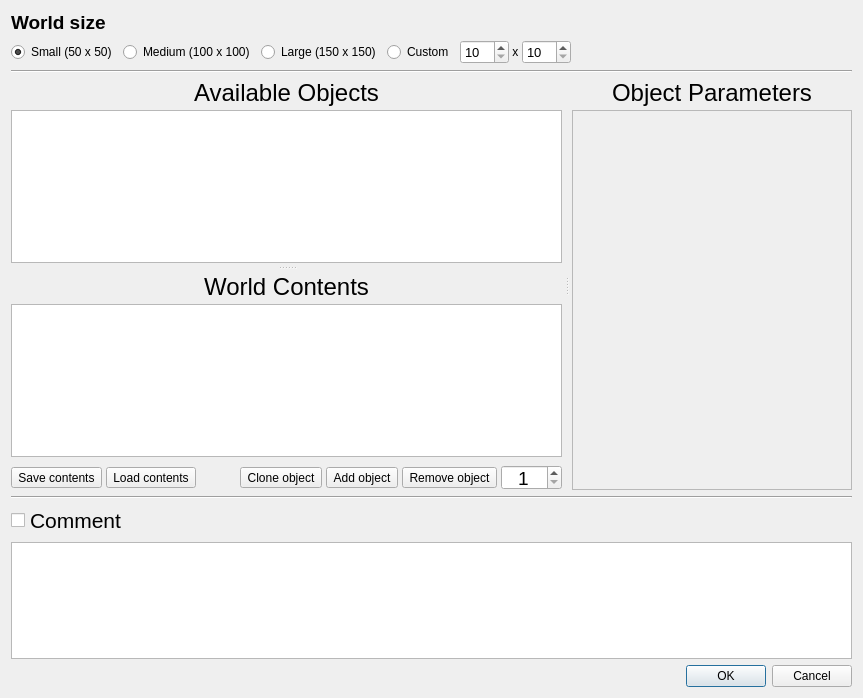
First picture: the form in gui/newworld.ui, repository taliesinb/floatworld, before the edit.
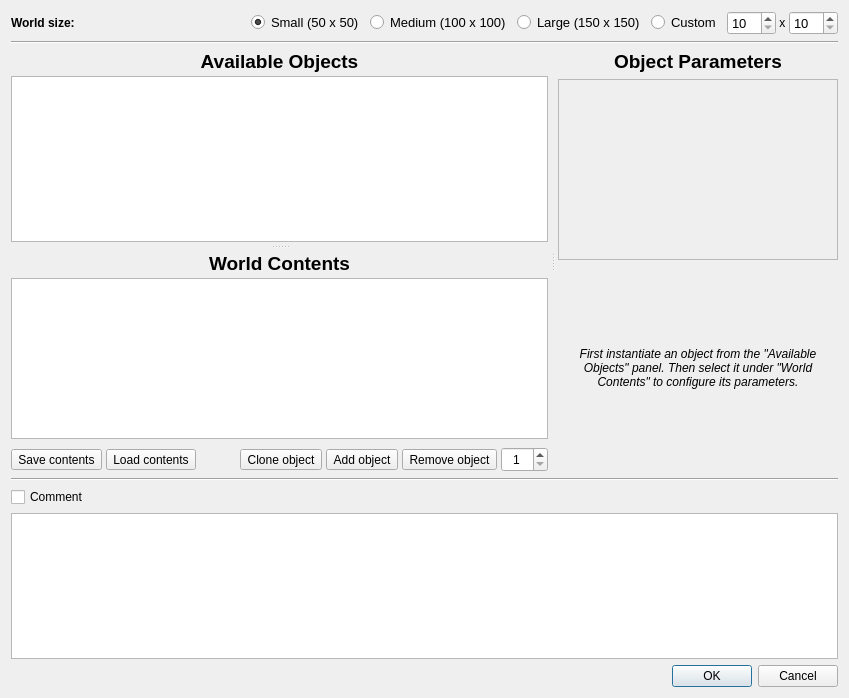
Second picture: the form after the edit. Icons and pictures are not drawn.

The edit to the form file:
```diff
--- a/gui/newworld.ui
+++ b/gui/newworld.ui
@@ -19,10 +19,12 @@
   <property name="windowTitle">
    <string>New floatworld</string>
   </property>
-  <layout class="QGridLayout" name="gridLayout">
-   <item row="0" column="0">
+  <layout class="QVBoxLayout" name="verticalLayout_4">
+   <item>
     <layout class="QVBoxLayout" name="verticalLayout_2">
      <item>
+      <layout class="QHBoxLayout" name="horizontalLayout_7">
+       <item>
       <widget class="QLabel" name="label">
        <property name="sizePolicy">
         <sizepolicy hsizetype="Maximum" vsizetype="Maximum">
@@ -32,13 +34,12 @@
        </property>
        <property name="font">
         <font>
-         <pointsize>14</pointsize>
          <weight>75</weight>
          <bold>true</bold>
         </font>
        </property>
        <property name="text">
-        <string>World size</string>
+          <string>World size:</string>
        </property>
        <property name="textFormat">
         <enum>Qt::PlainText</enum>
@@ -46,9 +47,25 @@
       </widget>
      </item>
      <item>
-      <layout class="QHBoxLayout" name="horizontalLayout_7">
+        <spacer name="horizontalSpacer_2">
+         <property name="orientation">
+          <enum>Qt::Horizontal</enum>
+         </property>
+         <property name="sizeHint" stdset="0">
+          <size>
+           <width>40</width>
+           <height>20</height>
+          </size>
+         </property>
+        </spacer>
+       </item>
        <item>
         <widget class="QRadioButton" name="radioSmallSize">
+         <property name="font">
+          <font>
+           <pointsize>10</pointsize>
+          </font>
+         </property>
          <property name="text">
           <string>Small (50 x 50)</string>
          </property>
@@ -59,6 +76,11 @@
        </item>
        <item>
         <widget class="QRadioButton" name="radioMediumSize">
+         <property name="font">
+          <font>
+           <pointsize>10</pointsize>
+          </font>
+         </property>
          <property name="text">
           <string>Medium (100 x 100)</string>
          </property>
@@ -69,6 +91,11 @@
        </item>
        <item>
         <widget class="QRadioButton" name="radioLargeSize">
+         <property name="font">
+          <font>
+           <pointsize>10</pointsize>
+          </font>
+         </property>
          <property name="text">
           <string>Large (150 x 150)</string>
          </property>
@@ -76,6 +103,11 @@
        </item>
        <item>
         <widget class="QRadioButton" name="radioCustomSize">
+         <property name="font">
+          <font>
+           <pointsize>10</pointsize>
+          </font>
+         </property>
          <property name="text">
           <string>Custom</string>
          </property>
@@ -125,19 +157,6 @@
          </item>
         </layout>
        </item>
-       <item>
-        <spacer name="horizontalSpacer_2">
-         <property name="orientation">
-          <enum>Qt::Horizontal</enum>
-         </property>
-         <property name="sizeHint" stdset="0">
-          <size>
-           <width>40</width>
-           <height>20</height>
-          </size>
-         </property>
-        </spacer>
-       </item>
       </layout>
      </item>
      <item>
@@ -180,7 +199,9 @@
            <widget class="QLabel" name="label_3">
             <property name="font">
              <font>
-              <pointsize>18</pointsize>
+              <pointsize>14</pointsize>
+              <weight>75</weight>
+              <bold>true</bold>
              </font>
             </property>
             <property name="text">
@@ -199,11 +220,6 @@
               <verstretch>0</verstretch>
              </sizepolicy>
             </property>
-            <property name="font">
-             <font>
-              <pointsize>14</pointsize>
-             </font>
-            </property>
             <property name="dragDropMode">
              <enum>QAbstractItemView::NoDragDrop</enum>
             </property>
@@ -229,7 +245,9 @@
            <widget class="QLabel" name="label_4">
             <property name="font">
              <font>
-              <pointsize>18</pointsize>
+              <pointsize>14</pointsize>
+              <weight>75</weight>
+              <bold>true</bold>
              </font>
             </property>
             <property name="text">
@@ -242,11 +260,6 @@
           </item>
           <item>
            <widget class="QListWidget" name="objectTable">
-            <property name="font">
-             <font>
-              <pointsize>14</pointsize>
-             </font>
-            </property>
             <property name="spacing">
              <number>1</number>
             </property>
@@ -375,11 +388,6 @@
                 <height>25</height>
                </size>
               </property>
-              <property name="font">
-               <font>
-                <pointsize>14</pointsize>
-               </font>
-              </property>
               <property name="alignment">
                <set>Qt::AlignCenter</set>
               </property>
@@ -408,6 +416,26 @@
           <number>0</number>
          </property>
          <item>
+          <widget class="QWidget" name="objParamLayout" native="true">
+           <property name="sizePolicy">
+            <sizepolicy hsizetype="Expanding" vsizetype="Expanding">
+             <horstretch>0</horstretch>
+             <verstretch>0</verstretch>
+            </sizepolicy>
+           </property>
+           <layout class="QVBoxLayout" name="verticalLayout_5">
+            <property name="margin">
+             <number>0</number>
+            </property>
+            <item>
+             <layout class="QVBoxLayout" name="verticalLayout_6">
+              <property name="topMargin">
+               <number>0</number>
+              </property>
+              <property name="bottomMargin">
+               <number>0</number>
+              </property>
+              <item>
           <widget class="QLabel" name="label_5">
            <property name="sizePolicy">
             <sizepolicy hsizetype="Preferred" vsizetype="Maximum">
@@ -417,7 +445,9 @@
            </property>
            <property name="font">
             <font>
-             <pointsize>18</pointsize>
+                  <pointsize>14</pointsize>
+                  <weight>75</weight>
+                  <bold>true</bold>
             </font>
            </property>
            <property name="text">
@@ -442,11 +472,6 @@
              <height>0</height>
             </size>
            </property>
-           <property name="font">
-            <font>
-             <pointsize>14</pointsize>
-            </font>
-           </property>
            <property name="frameShape">
             <enum>QFrame::StyledPanel</enum>
            </property>
@@ -459,6 +484,46 @@
           </widget>
          </item>
         </layout>
+            </item>
+           </layout>
+          </widget>
+         </item>
+         <item>
+          <widget class="QLabel" name="paramInstructionLabel">
+           <property name="sizePolicy">
+            <sizepolicy hsizetype="Preferred" vsizetype="Expanding">
+             <horstretch>0</horstretch>
+             <verstretch>0</verstretch>
+            </sizepolicy>
+           </property>
+           <property name="font">
+            <font>
+             <weight>50</weight>
+             <italic>true</italic>
+             <bold>false</bold>
+            </font>
+           </property>
+           <property name="autoFillBackground">
+            <bool>false</bool>
+           </property>
+           <property name="text">
+            <string>First instantiate an object from the &quot;Available Objects&quot; panel. Then select it under &quot;World Contents&quot; to configure its parameters.</string>
+           </property>
+           <property name="scaledContents">
+            <bool>false</bool>
+           </property>
+           <property name="alignment">
+            <set>Qt::AlignCenter</set>
+           </property>
+           <property name="wordWrap">
+            <bool>true</bool>
+           </property>
+           <property name="margin">
+            <number>20</number>
+           </property>
+          </widget>
+         </item>
+        </layout>
        </widget>
       </widget>
      </item>
@@ -471,11 +536,6 @@
      </item>
      <item>
       <widget class="QCheckBox" name="commentVisibleBox">
-       <property name="font">
-        <font>
-         <pointsize>16</pointsize>
-        </font>
-       </property>
        <property name="text">
         <string>Comment</string>
        </property>
```
Lines whose indentation alone changed are shown as unchanged.
